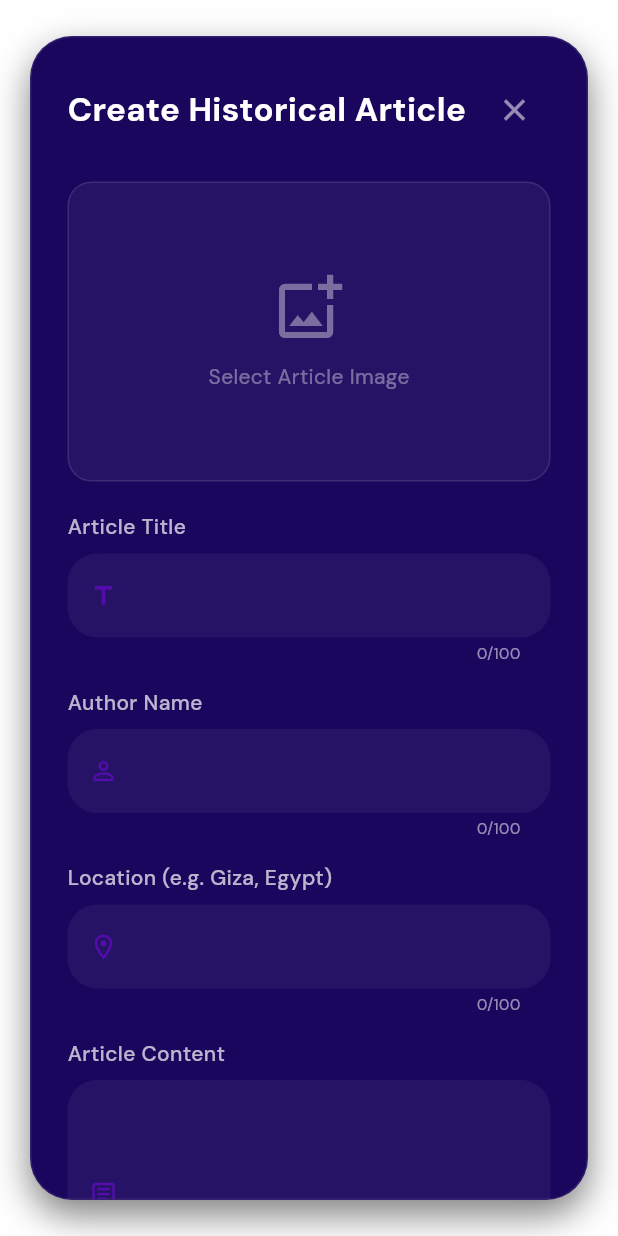
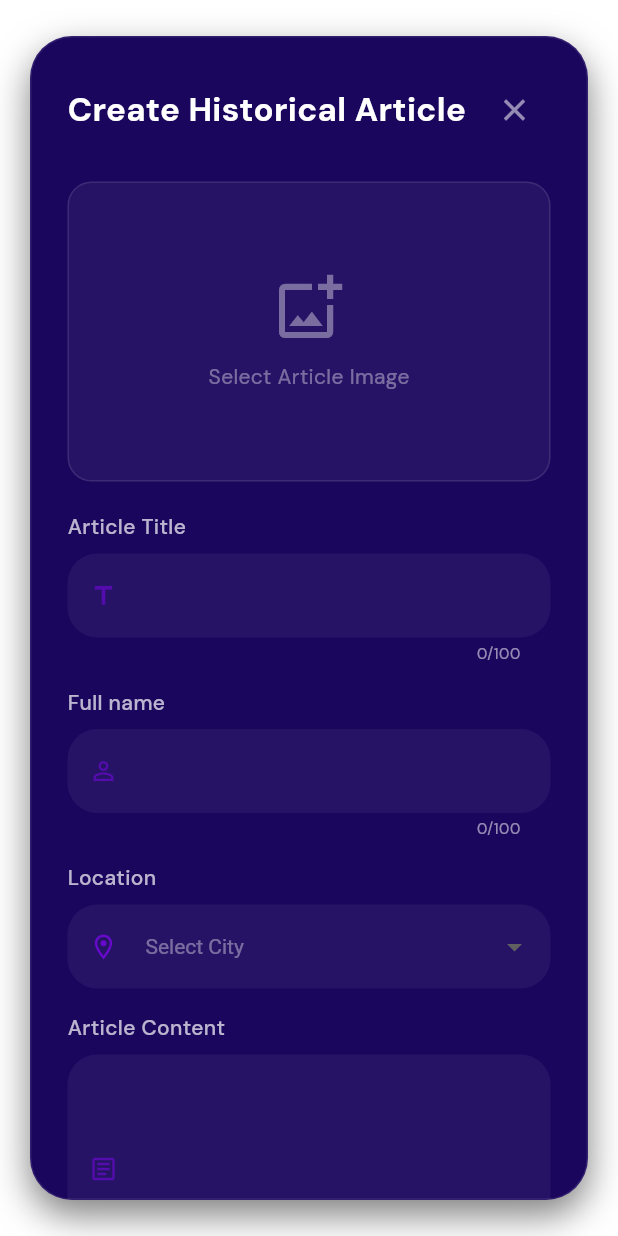
Before and after one commit to Eslam-Fathi/flutter_tourism_app_26, a Flutter app: the CreateArticleDialog widget shown alone on an empty page, opened directly, on a phone screen of 412 x 824 dp. Run offline on Flutter 3.47's test engine with Material 3 defaults, Android fonts, the phone set to English and light mode, and no system bars; our stand-ins replace cached_network_image, dio, fl_chart, flutter_dotenv, flutter_map, flutter_riverpod and 12 more; missing offline and left inert: flutter_map_cancellable_tile_provider; accounts and stored records are empty; generated files the repository leaves out were written again; network calls fail.

Commit message:
feat: add location mapper utility and implement create article dialog for admin panel

```diff
--- a/lib/core/utils/location_mapper.dart
+++ b/lib/core/utils/location_mapper.dart
@@ -23,6 +23,38 @@ class LocationMapper {
     'marsa matrouh': LatLng(31.3543, 27.2373),
     'nuweiba': LatLng(29.0042, 34.6542),
     'saint catherine': LatLng(28.5552, 33.9749),
+    'port said': LatLng(31.2653, 32.3019),
+    'suez': LatLng(29.9668, 32.5498),
+    'mansoura': LatLng(31.0409, 31.3785),
+    'tanta': LatLng(30.7865, 31.0004),
+    'asyut': LatLng(27.1783, 31.1859),
+    'ismailia': LatLng(30.5965, 32.2715),
+    'zagazig': LatLng(30.5877, 31.5020),
+    'damietta': LatLng(31.4175, 31.8144),
+    'minya': LatLng(28.0991, 30.7503),
+    'beni suef': LatLng(29.0744, 31.0979),
+    'qena': LatLng(26.1551, 32.7160),
+    'sohag': LatLng(26.5570, 31.6948),
+    'shibin el kom': LatLng(30.5503, 31.0096),
+    'banha': LatLng(30.4591, 31.1850),
+    'arish': LatLng(31.1316, 33.8033),
+    'mallawi': LatLng(27.7303, 30.8418),
+    'bilbeis': LatLng(30.4192, 31.5647),
+    '10th of ramadan': LatLng(30.3014, 31.7511),
+    'kafr el sheikh': LatLng(31.1107, 30.9388),
+    'damanhur': LatLng(31.0379, 30.4691),
+    'rosetta': LatLng(31.4012, 30.4164),
+    'rashid': LatLng(31.4012, 30.4164),
+    'mahalla el kubra': LatLng(30.9700, 31.1600),
+    '6th of october': LatLng(29.9722, 30.9419),
+    'new cairo': LatLng(30.0053, 31.4828),
+    'helwan': LatLng(29.8408, 31.2982),
+    'obour': LatLng(30.2289, 31.4811),
+    'sheikh zayed': LatLng(30.0131, 30.9839),
+    'kharga': LatLng(25.4390, 30.5480),
+    'safaga': LatLng(26.7292, 33.9367),
+    'quseir': LatLng(26.1039, 34.2764),
+    'ras sudr': LatLng(29.5878, 32.7126),
 
     // Landmarks
     'pyramids of giza': LatLng(29.9792, 31.1342),
--- a/lib/presentation/screens/admin/widgets/create_article_dialog.dart
+++ b/lib/presentation/screens/admin/widgets/create_article_dialog.dart
@@ -2,10 +2,12 @@ import 'dart:typed_data';
 import 'package:flutter/foundation.dart';
 import 'package:flutter/material.dart';
 import 'package:flutter_riverpod/flutter_riverpod.dart';
+import 'package:flutter_tourism_app_26/l10n/app_localizations.dart';
 import 'package:image_picker/image_picker.dart';
 import 'package:supabase_flutter/supabase_flutter.dart';
 import '../../../../core/network/supabase_config.dart';
 import '../../../../core/theme/app_colors.dart';
+import '../../../../core/utils/location_mapper.dart';
 import '../../../providers/admin/article_management_provider.dart';
 
 class CreateArticleDialog extends ConsumerStatefulWidget {
@@ -166,9 +168,9 @@ class _CreateArticleDialogState extends ConsumerState<CreateArticleDialog> {
 
               _buildTextField('Article Title', _titleController, Icons.title),
               const SizedBox(height: 16),
-              _buildTextField('Author Name', _authorController, Icons.person_outline),
+              _buildTextField(AppLocalizations.of(context)!.fullName, _authorController, Icons.person_outline),
               const SizedBox(height: 16),
-              _buildTextField('Location (e.g. Giza, Egypt)', _locationController, Icons.location_on_outlined),
+              _buildLocationDropdown(),
               const SizedBox(height: 16),
               _buildTextField('Article Content', _contentController, Icons.article_outlined, maxLines: 5, maxLength: 5000),
 
@@ -200,6 +202,49 @@ class _CreateArticleDialogState extends ConsumerState<CreateArticleDialog> {
           ),
         ),
       ),
+    );
+  }
+
+  Widget _buildLocationDropdown() {
+    final cities = LocationMapper.supportedCities;
+    return Column(
+      crossAxisAlignment: CrossAxisAlignment.start,
+      children: [
+        const Text(
+          'Location',
+          style: TextStyle(color: Colors.white70, fontSize: 14, fontWeight: FontWeight.w500),
+        ),
+        const SizedBox(height: 8),
+        DropdownButtonFormField<String>(
+          value: _locationController.text.isEmpty ? null : _locationController.text.toLowerCase(),
+          dropdownColor: AppColors.surfaceDark,
+          style: const TextStyle(color: Colors.white),
+          decoration: InputDecoration(
+            prefixIcon: const Icon(Icons.location_on_outlined, color: AppColors.primary, size: 20),
+            filled: true,
+            fillColor: Colors.white.withOpacity(0.05),
+            border: OutlineInputBorder(
+              borderRadius: BorderRadius.circular(16),
+              borderSide: BorderSide.none,
+            ),
+            contentPadding: const EdgeInsets.symmetric(horizontal: 16, vertical: 16),
+          ),
+          hint: const Text('Select City', style: TextStyle(color: Colors.white38)),
+          items: cities.map((city) {
+            return DropdownMenuItem(
+              value: city,
+              child: Text(
+                city.split(' ').map((word) => word[0].toUpperCase() + word.substring(1)).join(' '),
+              ),
+            );
+          }).toList(),
+          onChanged: (val) {
+            if (val != null) {
+              setState(() => _locationController.text = val);
+            }
+          },
+        ),
+      ],
     );
   }
 
```
